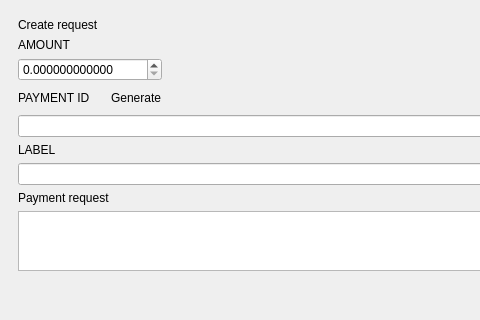
This is src/Gui/Receive/ReceiveFrame.ui in qwertycoin-org/qwertycoin-zero as Qt 5 draws it before an edit; both pictures show x 0 to 480 and y 0 to 320 of the 950 by 627 pixel window. The edited form follows.
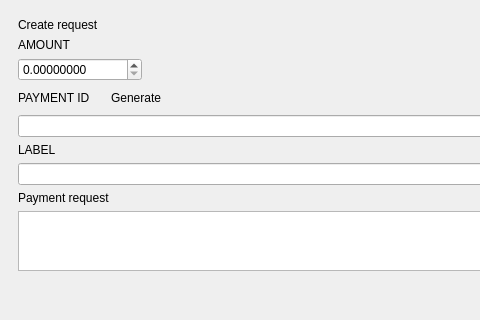
This is the edited form. Custom widgets are drawn as their Qt base class.

Patch:
```diff
--- a/src/Gui/Receive/ReceiveFrame.ui
+++ b/src/Gui/Receive/ReceiveFrame.ui
@@ -101,10 +101,10 @@
           <item>
            <widget class="QDoubleSpinBox" name="m_amountRequestSpinBox">
             <property name="decimals">
-             <number>12</number>
+             <number>8</number>
             </property>
             <property name="maximum">
-             <double>999999999.000000000000000</double>
+             <double>999999999.00000000</double>
             </property>
            </widget>
           </item>
```
